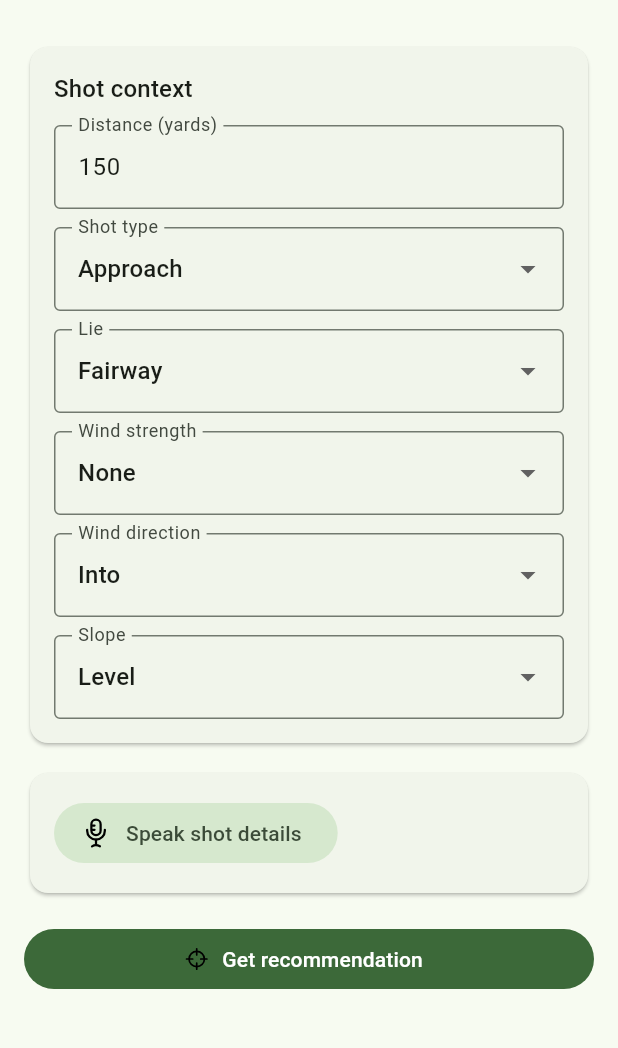
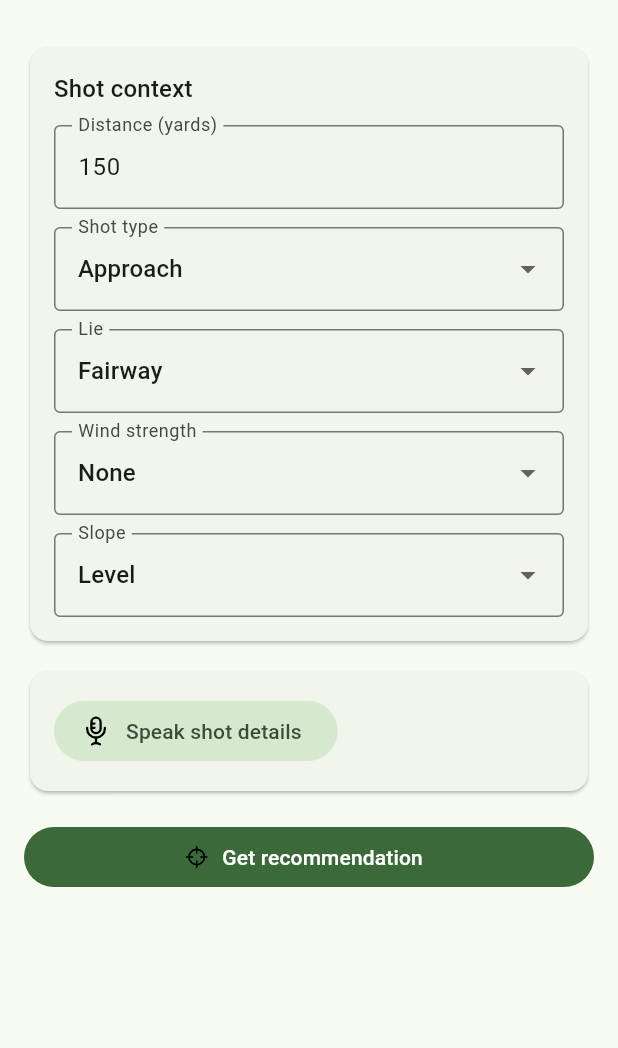
Before and after one commit to oshelot/Caddie-AI, a Flutter app: the CaddieScreen screen opened directly with empty values, on a phone screen of 412 x 824 dp, the part 67-1115 px from its top. Run offline on Flutter 3.47's test engine with Material 3 defaults, Android fonts, the phone set to English and light mode, and no system bars; our stand-ins replace flutter_secure_storage, flutter_svg, flutter_tts, geolocator, go_router, google_mobile_ads and 3 more; missing offline and left inert: mapbox_maps_flutter; accounts and stored records are empty; network calls fail; statements that could not run were skipped.

Commit message:
fix: hide wind direction when wind strength is none
Wind direction dropdown is now hidden when wind strength is set
to None — no point picking a direction for zero wind. Also
removed wind direction from the LLM prompt when strength is none.

Co-Authored-By: Claude Opus 4.6 (1M context) <noreply@anthropic.com>

```diff
--- a/mobile-flutter/lib/features/caddie/presentation/caddie_screen.dart
+++ b/mobile-flutter/lib/features/caddie/presentation/caddie_screen.dart
@@ -328,7 +328,7 @@ class _CaddieScreenState extends State<CaddieScreen> {
     final userPrompt = StringBuffer()
       ..writeln('Distance: ${ctx.distanceYards} yards')
       ..writeln('Lie: ${ctx.lieType.displayName}')
-      ..writeln('Wind: ${ctx.windStrength.name} ${ctx.windDirection.displayName}')
+      ..writeln('Wind: ${ctx.windStrength.displayName}${ctx.windStrength != WindStrength.none ? ' ${ctx.windDirection.displayName}' : ''}')
       ..writeln('Slope: ${ctx.slope.displayName}')
       ..writeln('Effective distance: ${analysis.effectiveDistanceYards} yards')
       ..writeln('Recommended club: ${analysis.recommendedClub.displayName}')
@@ -488,6 +488,7 @@ class ShotInputForm extends StatelessWidget {
                   onChanged(context.copyWith(windStrength: v)),
               displayName: (v) => v.displayName,
             ),
+            if (context.windStrength != WindStrength.none) ...[
               const SizedBox(height: 12),
               _enumDropdown<WindDirection>(
                 label: 'Wind direction',
@@ -497,6 +498,7 @@ class ShotInputForm extends StatelessWidget {
                     onChanged(context.copyWith(windDirection: v)),
                 displayName: (v) => v.displayName,
               ),
+            ],
             const SizedBox(height: 12),
             _enumDropdown<Slope>(
               label: 'Slope',
```
Lines whose indentation alone changed are shown as unchanged.
